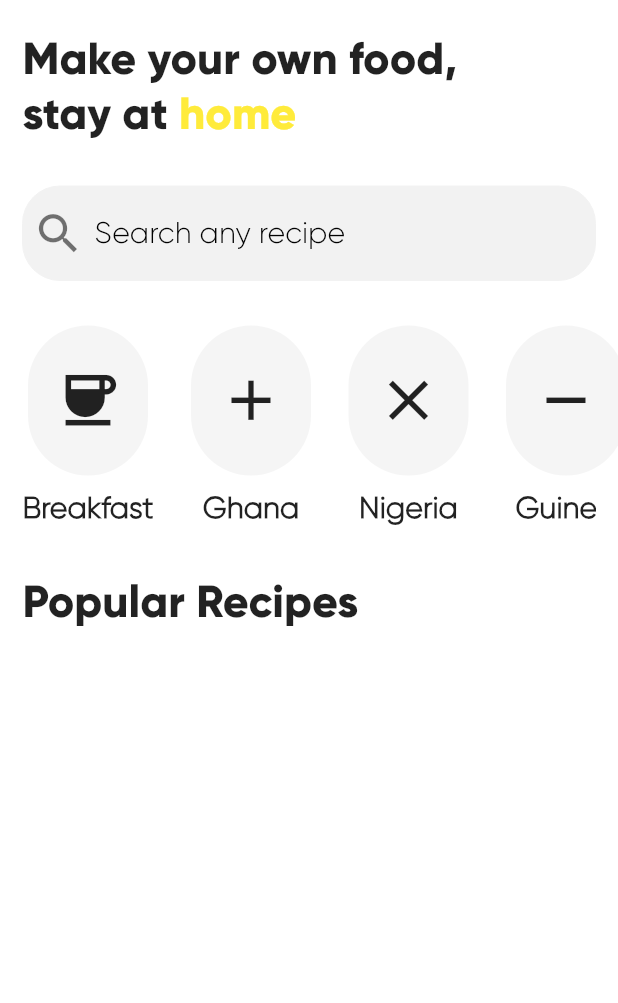
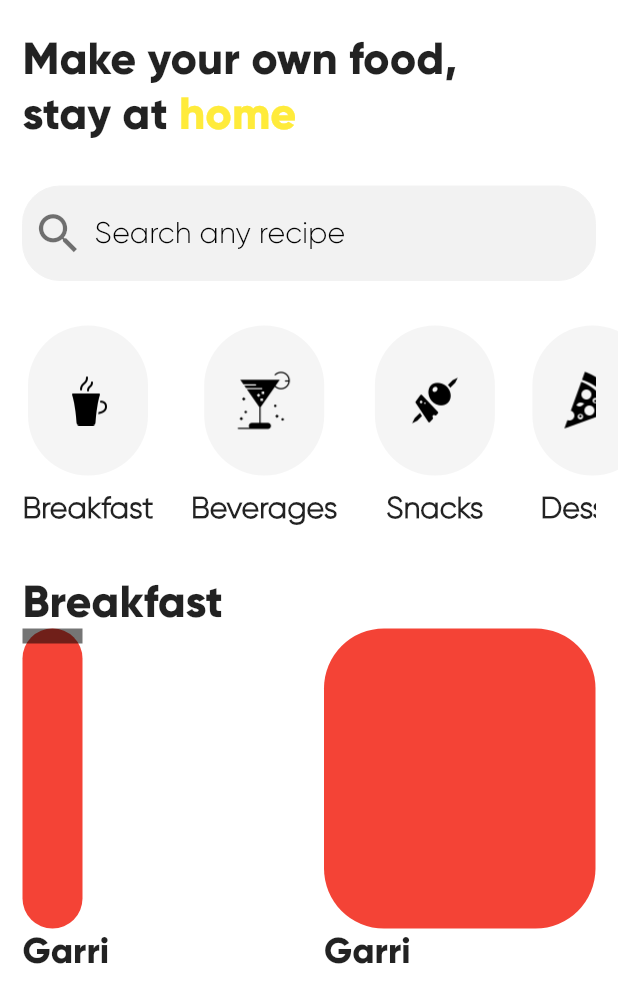
Before and after one commit to samtuga1/easy_food, a Flutter app: the screen it shows after launch, on a phone screen of 412 x 824 dp. Shown: the top 1003 px of the screen. Run offline on Flutter 3.47's test engine with Material 2 defaults, Android fonts, the phone set to English and light mode, and no system bars.

Commit message:
finished with the preferences.dart

```diff
--- a/lib/screens/home_screen.dart
+++ b/lib/screens/home_screen.dart
@@ -13,29 +13,25 @@ class HomeScreen extends StatefulWidget {
 class _HomeScreenState extends State<HomeScreen> {
   List preference = [
     {
-      'icon': Icons.coffee_sharp,
+      'imageName': 'assets/icons/coffee.png',
       'title': 'Breakfast',
     },
     {
-      'icon': Icons.add,
-      'title': 'Ghana',
+      'imageName': 'assets/icons/beverage.png',
+      'title': 'Beverages',
     },
     {
-      'icon': Icons.clear,
-      'title': 'Nigeria',
+      'imageName': 'assets/icons/snack.png',
+      'title': 'Snacks',
     },
     {
-      'icon': Icons.remove,
-      'title': 'Guinea',
+      'imageName': 'assets/icons/pizza.png',
+      'title': 'Dessert',
     },
     {
-      'icon': Icons.local_fire_department_outlined,
-      'title': 'USA',
+      'imageName': 'assets/icons/soup.png',
+      'title': 'Soups',
     },
-    {
-      'icon': Icons.local_fire_department_outlined,
-      'title': 'Algeria',
-    }
   ];
 
   @override
@@ -81,19 +77,75 @@ class _HomeScreenState extends State<HomeScreen> {
                       height: 135,
                       child: ListView.builder(
                           scrollDirection: Axis.horizontal,
-                          itemCount: 6,
+                          itemCount: 5,
                           itemBuilder: (BuildContext context, index) {
                             return Preference(
-                              icon: preference[index]['icon'],
+                              imageName: preference[index]['imageName'],
                               title: preference[index]['title'],
                             );
                           }),
                     ),
                   ),
                   Text(
-                    'Popular Recipes',
+                    'Breakfast',
                     style: constants.TextStyles.title.copyWith(fontSize: 30),
-                  )
+                  ),
+                  Row(
+                    children: [
+                      Expanded(
+                        child: Column(
+                          crossAxisAlignment: CrossAxisAlignment.start,
+                          children: [
+                            Container(
+                              child: Column(
+                                children: [
+                                  Container(
+                                    height: 10,
+                                    width: 40,
+                                    decoration: const BoxDecoration(
+                                      color: Colors.black54,
+                                    ),
+                                  ),
+                                ],
+                              ),
+                              height: 200,
+                              decoration: BoxDecoration(
+                                color: Colors.red,
+                                borderRadius: BorderRadius.circular(40),
+                              ),
+                            ),
+                            Text(
+                              'Garri',
+                              style: constants.TextStyles.title.copyWith(
+                                  fontSize: 24, fontWeight: FontWeight.bold),
+                            ),
+                          ],
+                        ),
+                      ),
+                      const SizedBox(
+                        width: 20,
+                      ),
+                      Expanded(
+                        child: Column(
+                          crossAxisAlignment: CrossAxisAlignment.start,
+                          children: [
+                            Container(
+                              height: 200,
+                              decoration: BoxDecoration(
+                                color: Colors.red,
+                                borderRadius: BorderRadius.circular(40),
+                              ),
+                            ),
+                            Text(
+                              'Garri',
+                              style: constants.TextStyles.title.copyWith(
+                                  fontSize: 24, fontWeight: FontWeight.w100),
+                            ),
+                          ],
+                        ),
+                      ),
+                    ],
+                  ),
                 ],
               ),
             ],
--- a/lib/widgets/preferences.dart
+++ b/lib/widgets/preferences.dart
@@ -2,11 +2,11 @@ import 'package:flutter/material.dart';
 import 'package:easy_food/constants.dart' as constants;
 
 class Preference extends StatefulWidget {
-  final IconData icon;
+  final String imageName;
   final String title;
   const Preference({
     Key? key,
-    required this.icon,
+    required this.imageName,
     required this.title,
   }) : super(key: key);
 
@@ -29,9 +29,9 @@ class _PreferenceState extends State<Preference> {
                 onTap: () => setState(() {
                   preferencePressed = !preferencePressed;
                 }),
-                child: Icon(
-                  widget.icon,
-                  size: 45,
+                child: Image.asset(
+                  widget.imageName,
+                  scale: 1.5,
                 ),
               ),
               //
--- a/pubspec.yaml
+++ b/pubspec.yaml
@@ -59,8 +59,8 @@ flutter:
   uses-material-design: true
 
   # To add assets to your application, add an assets section, like this:
-  # assets:
-  #   - images/a_dot_burr.jpeg
+  assets:
+    - assets/icons/
   #   - images/a_dot_ham.jpeg
 
   # An image asset can refer to one or more resolution-specific "variants", see
```
Also changed, not shown: assets/icons/beverage.png (added), assets/icons/coffee.png (added), assets/icons/pizza.png (added), assets/icons/snack.png (added), assets/icons/soup.png (added).
